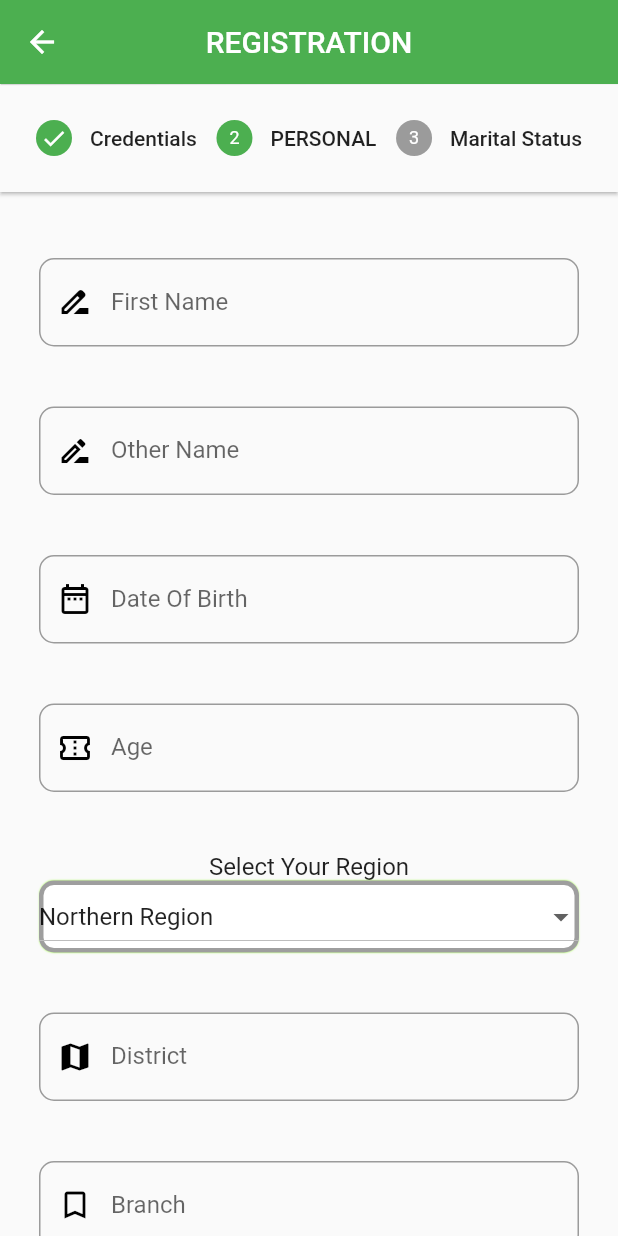
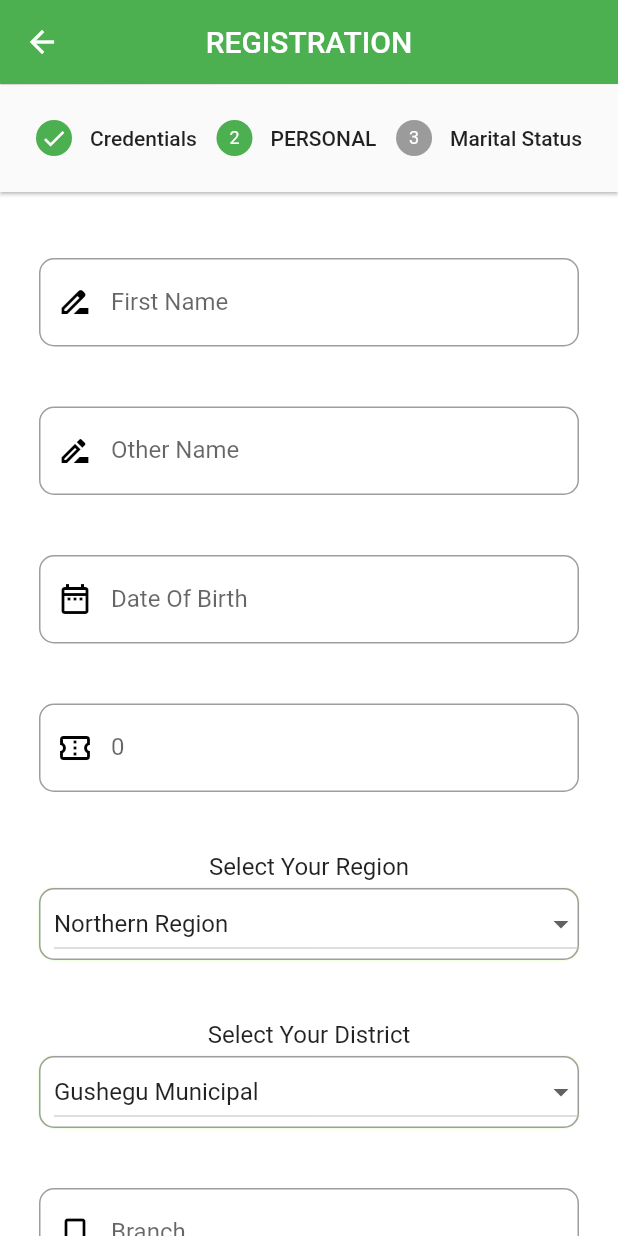
Before and after one commit to Asap-Hub/119gmm_app, a Flutter app: the registration screen opened directly, after a tap on an icon or button, on a phone screen of 412 x 824 dp. Run offline on Flutter 3.47's test engine with Material 2 defaults, Android fonts, the phone set to English and light mode, and no system bars; our stand-ins replace firebase_auth, firebase_core, fluttertoast; missing offline and left inert: flutter_cupertino_datetime_picker; accounts and stored records are empty.

Commit message:
District added successfully

```diff
--- a/lib/data/region.dart
+++ b/lib/data/region.dart
@@ -33,25 +33,25 @@ var Regions = {
     "Oti Region",
     "Western North Region",
     "Ahafo Region",
-    "Bono Region Region",
+    "Bono Region",
   ],
   "Northern Region": [
-    "Gushegu",
-    "Karaga",
-    "Kpandai",
-    "Kumbungu",
-    "Mion",
-    "Nanton",
-    "Nanumba North ",
-    "Nanumba South",
-    "Saboba",
-    "Sagnarigu",
-    "Savelugu",
-    "Tamale",
-    "Tatale",
-    "Tolon",
-    "Yendi",
-    "Zabzugu",
+    "Gushegu Municipal",
+    "Karaga District",
+    "Kpandai District",
+    "Kumbungu District",
+    "Mion District",
+    "Nanton District",
+    "Nanumba North Municipal",
+    "Nanumba South District",
+    "Saboba District",
+    "Sagnarigu Municipal",
+    "Savelugu Municipal",
+    "Tamale Metropolitan",
+    "Tatale District",
+    "Tolon District",
+    "Yendi Municipal",
+    "Zabzugu District",
   ],
   "Ashanti Region": [
     "Adansi North District",
@@ -99,7 +99,7 @@ var Regions = {
     "Shama	District",
     "Tarkwa-Nsuaem Municipal",
     " Wassa Amenfi East	Municipal",
-    "Wassa East"
+    "Wassa East District"
   ],
   "Volta Region": [
     "Adaklu District	District",
@@ -120,7 +120,7 @@ var Regions = {
     "North Dayi	District",
     "North Tongu	District",
     "South Dayi	District",
-    "South Tongu"
+    "South Tongu District"
   ],
   "Eastern Region": [
     "Abuakwa North	Municipal",
@@ -315,13 +315,132 @@ var Regions = {
     "Tain	District",
     "Wenchi Municipal",
   ],
+  //Northern Regions branches
+  "Gushegu Municipal" :[ "none"],
+  "Karaga District" :[ "none"],
+  "Kpandai District" :[ "none"],
+  "Kumbungu District" :[ "none"],
+  "Mion District" :[ "none"],
+  "Nanton District" :[ "none"],
+  "Nanumba North Municipal" :[ "none"],
+  "Nanumba South District" :[ "none"],
+  "Saboba District" :[ "none"],
+  "Sagnarigu Municipal" :[ "none"],
+  "Savelugu Municipal" :[ "none"],
+  "Tamale Metropolitan" :[ "none"],
+  "Tatale District" :[ "none"],
+  "Tolon District" :[ "none"],
+  "Yendi Municipal":[ "none"],
+  "Zabzugu District":[ "none"],
+  //Asanti Region
+  "Adansi North District":[ "none"],
+  "Adansi South District" :[ "none"],
+  "Afigya-Kwabre District" :[ "none"],
+  "Ahafo-Ano North District":[ "none"],
+  "Ahafo-Ano South District":[ "none"],
+  "Amansie Central District":[ "none"],
+  "Amansie West District":[ "none"],
+  "Asante-Akim Central Municipal District" :[ "none"],
+  "Asante-Akim North District":[ "none"],
+  "Asante-Akim South District":[ "none"],
+  "Asokore-Mampong Municipal District":[ "none"],
+  "Atwima-Kwanwoma District":[ "none"],
+  "Atwima-Mponua District":[ "none"],
+  "Atwima-Nwabiagya District":[ "none"],
+  " Bekwai Municipal District":[ "none"],
+  "Bosome-Freho District":[ "none"],
+  "Bosomtwe District":[ "none"],
+  "Ejisu-Juaben Municipal District":[ "none"],
+  "Ejura-Sekyedumase District":[ "none"],
+  "Kumasi Metropolitan District":[ "none"],
+  "Kumawu District":[ "none"],
+  "Kwabre East District":[ "none"],
+  "Mampong Municipal District":[ "none"],
+  "Obuasi Municipal District":[ "none"],
+  "Offinso Municipal District":[ "none"],
+  "Offinso North District":[ "none"],
+  "Sekyere-Afram Plains District":[ "none"],
+  "Sekyere Central District":[ "none"],
+  "Sekyere East District":[ "none"],
+  "Sekyere South District":[ "none"],
+  //Western Region
+  "Ahanta West	Municipal":[ "none"],
+  "Amenfi Central	District":[ "none"],
+  "Amenfi West	Municipal":[ "none"],
+  "Effia Kwesimintsim":[ "none"],
+  "Ellembelle	District":[ "none"],
+  "Jomoro	Municipal":[ "none"],
+  "Mpohor	District":[ "none"],
+  "Nzema East Municipal":[ "none"],
+  "Prestea-Huni Valley":[ "none"],
+  "Sekondi Takoradi Metropolitan":[ "none"],
+  "Shama	District":[ "none"],
+  "Tarkwa-Nsuaem Municipal":[ "none"],
+  " Wassa Amenfi East	Municipal":[ "none"],
+  "Wassa East District":[ "none"],
+  //Volta Region
+  "Adaklu District	District":[ "none"],
+  "Afadzato South	District" :[ "none"],
+  "Agotime Ziope	District" :[ "none"],
+  "Akatsi North	District":[ "none"],
+  "Akatsi South	District":[ "none"],
+  "Anloga	District":[ "none"],
+  "Central Tongu	District":[ "none"],
+  "Guan	District":[ "none"],
+  "Ho Municipal":[ "none"],
+  "Ho West	District":[ "none"],
+  "Hohoe Municipal":[ "none"],
+  "Keta Municipal":[ "none"],
+  "Ketu North Municipal":[ "none"],
+  "Ketu South Municipal":[ "none"],
+  "Kpando Municipal":[ "none"],
+  "North Dayi	District":[ "none"],
+  "North Tongu	District":[ "none"],
+  "South Dayi	District":[ "none"],
+  "South Tongu District":[ "none"],
+  //Eastern Region
+  "Abuakwa North	Municipal":[ "none"],
+  "Abuakwa South	Municipal":[ "none"],
+  "Achiase	District":[ "none"],
+  "Akuapim North	Municipal":[ "none"],
+  "Akuapim South	District":[ "none"],
+  "Akyemansa	District":[ "none"],
+  "Asene Manso Akroso":[ "none"],
+  "Asuogyaman	District":[ "none"],
+  "Atiwa East	District":[ "none"],
+  "Atiwa West	District":[ "none"],
+  "Ayensuano	District":[ "none"],
+  "Birim Central	Municipal":[ "none"],
+  "Birim North	District":[ "none"],
+  "Birim South	District":[ "none"],
+  "Denkyembour	District":[ "none"],
+  "Fanteakwa North	District":[ "none"],
+  "Fanteakwa South	District":[ "none"],
+  "Kwaebibirem	Municipal":[ "none"],
+  "Kwahu Afram Plains North	District":[ "none"],
+  "Kwahu Afram Plains South	District":[ "none"],
+  "Kwahu East	District":[ "none"],
+  "Kwahu South	District":[ "none"],
+  "Kwahu West	Municipal":[ "none"],
+  "Lower Manya Krobo	Municipal":[ "none"],
+  "New Juaben North	Municipal":[ "none"],
+  "New Juaben South	Municipal":[ "none"],
+  "Nsawam Adoagyire	Municipal":[ "none"],
+  "Okere	District":[ "none"],
+  "Suhum	Municipal":[ "none"],
+  "Upper Manya Krobo	District":[ "none"],
+  "Upper West Akim	District":[ "none"],
+  "West Akim	Municipal":[ "none"],
+  "Yilo-Krobo Municipal":[ "none"],
+  //Upper West Region
+  //Upper East Region
+  //Central Region
+  //Bono East Region
+  //Greater Accra Region
+  //Savannah Region
+  //North-East Region
+  //Oti Region
+  //Western North Region
+  //Ahafo Region
+  //Bono Region
 };
-
-// "Bono East Region",
-// "Greater Accra Region",
-// "Savannah Region",
-// "North-East Region",
-// "Oti Region",
-// "Western North Region",
-// "Ahafo Region",
-// "Bono Region Region",
--- a/lib/screen/registration.dart
+++ b/lib/screen/registration.dart
@@ -32,7 +32,8 @@ class _registrationState extends State<registration> {
   TextEditingController dateOfBirth = TextEditingController();
   TextEditingController myAge = TextEditingController();
   TextEditingController Region = TextEditingController();
-  TextEditingController district = TextEditingController();
+
+  //TextEditingController district = TextEditingController();
   TextEditingController branch = TextEditingController();
   TextEditingController homeTown = TextEditingController();
   TextEditingController residentialAddress = TextEditingController();
@@ -44,24 +45,29 @@ class _registrationState extends State<registration> {
 
 //calculating age
   DateTime datePicker = DateTime.now();
+  int age = 0;
 
-  // list
- String value_1 = "";
-
+  // Data
+  String reg = "";
+  bool isChosen = true;
+  String Districts = "";
 
   @override
   void initState() {
     // TODO: implement initState
     super.initState();
     Regions;
-    value_1 = Regions["region"]![0];
+    reg = Regions["region"]![0];
+    Districts = Regions[reg]![0];
   }
 
   @override
   Widget build(BuildContext context) {
-    print(value_1);
+    print(reg);
+    print(Regions[reg]![0]);
     return SafeArea(
       child: Scaffold(
+        backgroundColor: Colors.white,
         appBar: AppBar(
           elevation: 0.3,
           centerTitle: true,
@@ -269,14 +275,14 @@ class _registrationState extends State<registration> {
                       textInputAction: TextInputAction.next,
                       controller: myAge,
                       onChanged: (value) {
-                        value = calculateAge();
+                        value = age.toString();
                         print(value);
                       },
                       onSaved: (value) {
-                        value = calculateAge();
+                        value = age.toString();
                       },
                       decoration: InputDecoration(
-                        label: Text("Age"),
+                        label: Text("${age.toString()}"),
                         prefixIcon: Icon(Icons.confirmation_num_outlined),
                         prefixIconColor: Colors.black,
                         border: OutlineInputBorder(
@@ -284,64 +290,92 @@ class _registrationState extends State<registration> {
                         ),
                       )),
                 ),
-
                 Padding(
                   padding: EdgeInsets.symmetric(horizontal: 2, vertical: 20),
                   child: Column(
                     children: [
-                      Text("Select Your Region", style: TextStyle(fontSize: 16),),
+                      Text(
+                        "Select Your Region",
+                        style: TextStyle(fontSize: 16),
+                      ),
+                      SizedBox(height: 5),
                       DecoratedBox(
                         decoration: BoxDecoration(
                           color: Colors.white,
-                            border: Border.all(color: Colors.black38, width: 3),
+                          border: Border.all(color: Colors.black38, width: 1),
                           borderRadius: BorderRadius.circular(10),
                           boxShadow: <BoxShadow>[
                             BoxShadow(
                                 color: Color.fromRGBO(124, 252, 0, 0.57),
                                 blurRadius: 0.1)
-                            ]),
+                          ],
+                        ),
+                        child: Padding(
+                          padding: const EdgeInsets.only(left: 10),
                           child: DropdownButton<String>(
                             hint: Text("select region"),
                             borderRadius: BorderRadius.circular(20),
                             isExpanded: true,
                             elevation: 20,
-                          value: value_1,
+                            value: reg,
                             onChanged: (value) {
                               setState(() {
-                              value_1 = value!;
+                                reg = value!;
+                                isChosen = true;
+                                Districts = Regions[reg]!.first;
                               });
                             },
-                          items: Regions["region"]?.map((e) => DropdownMenuItem<String>(
-                              child: Text(e), value: e)).toList(),
+                            items: Regions["region"]
+                                ?.map(
+                                  (e) => DropdownMenuItem<String>(
+                                      child: Text(e), value: e),
+                                )
+                                .toList(),
+                          ),
                         ),
                       ),
                     ],
                   ),
                 ),
-                // TextFormField(
-                //     textInputAction: TextInputAction.next,
-                //     controller: region,
-                //     decoration: InputDecoration(
-                //       label: Text("Region"),
-                //       prefixIcon: Icon(Icons.vpn_lock_sharp),
-                //       prefixIconColor: Colors.black,
-                //       border: OutlineInputBorder(
-                //         borderRadius: BorderRadius.circular(10),
-                //       ),
-                //     )),
+                if (isChosen)
                   Padding(
                     padding: EdgeInsets.symmetric(horizontal: 2, vertical: 20),
-                  child: TextFormField(
-                      textInputAction: TextInputAction.next,
-                      controller: district,
-                      decoration: InputDecoration(
-                        label: Text("District"),
-                        prefixIcon: Icon(Icons.map),
-                        prefixIconColor: Colors.black,
-                        border: OutlineInputBorder(
+                    child: Column(
+                      children: [
+                        Text("Select Your District", style: TextStyle(fontSize: 16)),
+                      SizedBox(height: 5),
+                        DecoratedBox(
+                          decoration: BoxDecoration(
+                            color: Colors.white,
+                            border: Border.all(color: Colors.black38, width: 1),
                             borderRadius: BorderRadius.circular(10),
+                            boxShadow: <BoxShadow>[
+                              BoxShadow(
+                                  color: Color.fromRGBO(124, 252, 0, 0.57),
+                                  blurRadius: 0.1)
+                            ],
                           ),
-                      )),
+                          child: Padding(
+                            padding: const EdgeInsets.only(left: 10),
+                            child: DropdownButton<String>(
+                              isExpanded: true,
+                              value: Districts,
+                              onChanged: (value) {
+                                setState(() {
+                                  Districts = value!;
+                                });
+                              },
+                              items: Regions[reg]
+                                  ?.map((e) => DropdownMenuItem<String>(
+                                        child: Text(e),
+                                        value: e,
+                                      ))
+                                  .toList(),
+                            ),
+                          ),
+                        ),
+                      ],
+                    ),
                   ),
                 Padding(
                   padding: EdgeInsets.symmetric(horizontal: 2, vertical: 20),
@@ -441,11 +475,11 @@ class _registrationState extends State<registration> {
   }
 
   //calculating age
-  calculateAge() {
+  calculateAge(DateTime date) {
     DateTime currentDate = DateTime.now();
-    var myage = selectDate(context) - currentDate;
+    var myage = selectDate(context).difference(currentDate);
     setState(() {
-      myage = dateOfBirth.text;
+      myage = age as Duration;
       print(myage);
     });
   }
```
Lines whose indentation alone changed are shown as unchanged.
